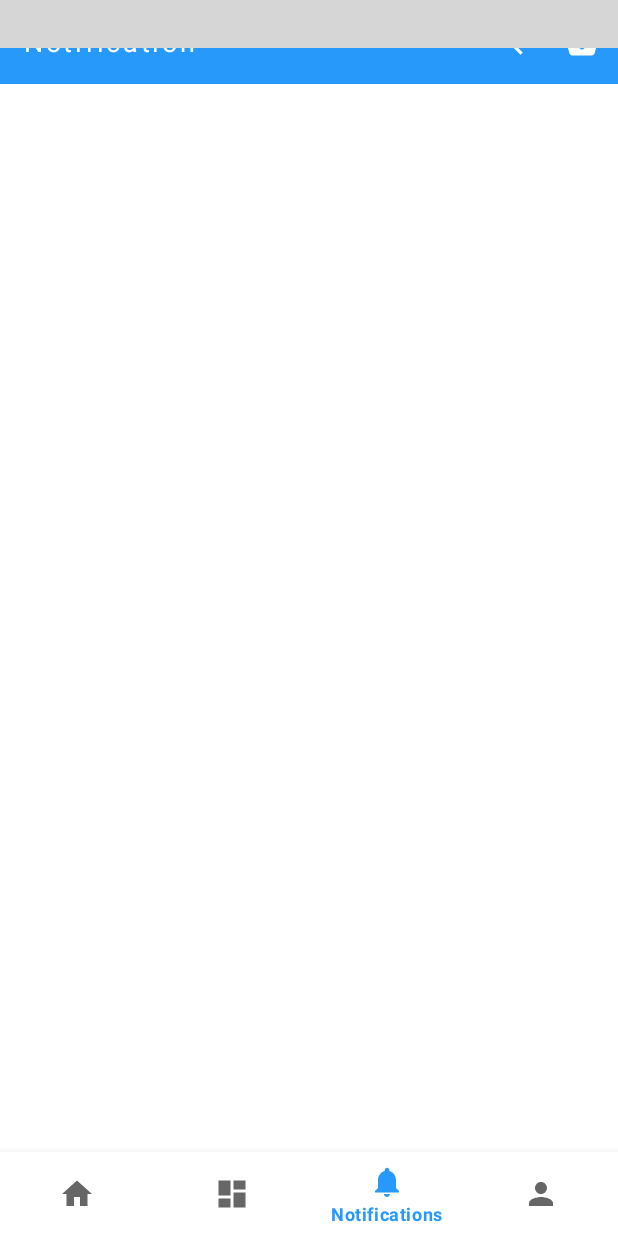
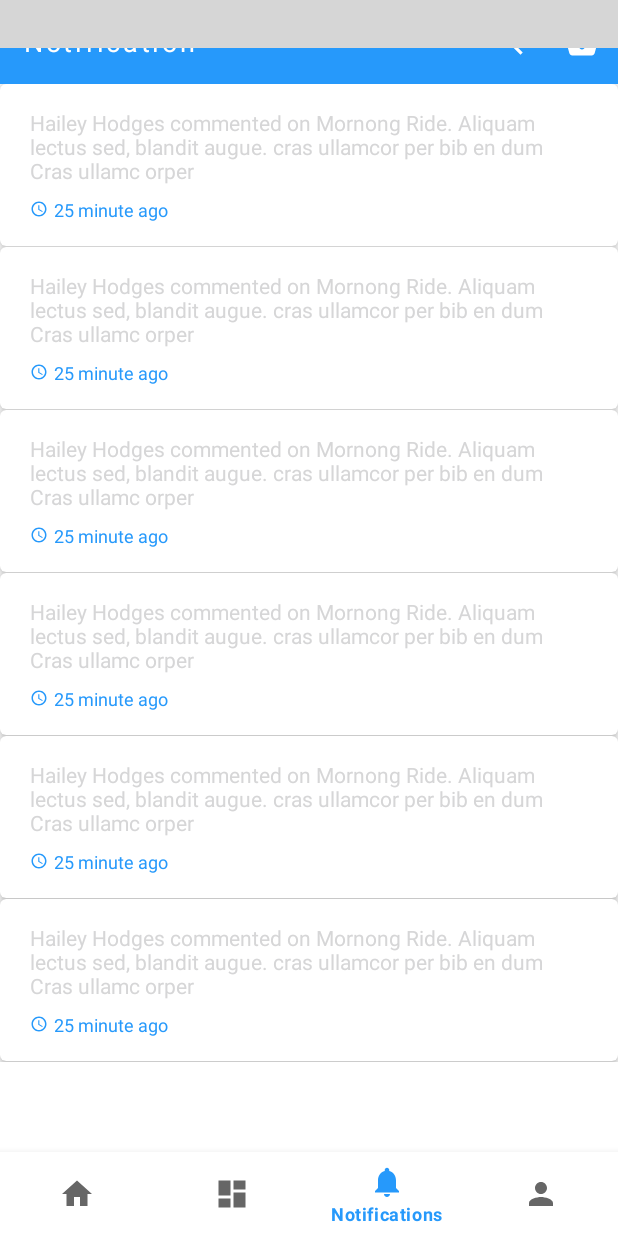
Before and after one commit to phuongtinhbien/NewLaundry2, an Android app: the screen it shows after launch (MainActivity), item 3 of the bottom bar chosen, on a phone screen of 412 x 824 dp. Run offline under Robolectric (Android 15) with nearby library versions, the phone set to English and light mode, and no system bars; libraries missing offline, so code that uses them is left out: com.miguelcatalan.materialsearchview; plain views replace MaterialSearchView; 4 statements that could not run were skipped; grey boxes are pictures that could not be loaded.

```diff
--- a/app/src/main/res/layout/fragment_notification.xml
+++ b/app/src/main/res/layout/fragment_notification.xml
@@ -1,10 +1,22 @@
 <?xml version="1.0" encoding="utf-8"?>
-<FrameLayout xmlns:android="http://schemas.android.com/apk/res/android"
+<android.support.v4.widget.NestedScrollView xmlns:android="http://schemas.android.com/apk/res/android"
     xmlns:tools="http://schemas.android.com/tools"
     android:layout_width="match_parent"
     android:layout_height="match_parent"
+
     tools:context=".Main.Fragment.NotificationFragment">
+<android.support.v7.widget.LinearLayoutCompat
+    android:layout_width="match_parent"
+    android:layout_height="match_parent"
+    android:orientation="vertical">
+    <include layout="@layout/item_notification"></include>
+    <include layout="@layout/item_notification"></include>
+    <include layout="@layout/item_notification"></include>
+    <include layout="@layout/item_notification"></include>
+    <include layout="@layout/item_notification"></include>
+    <include layout="@layout/item_notification"></include>
+
+</android.support.v7.widget.LinearLayoutCompat>
 
 
-
-</FrameLayout>
+</android.support.v4.widget.NestedScrollView>
--- a/app/src/main/res/layout/item_notification.xml
+++ b/app/src/main/res/layout/item_notification.xml
@@ -1,7 +1,43 @@
 <?xml version="1.0" encoding="utf-8"?>
-<android.support.design.card.MaterialCardView
-    xmlns:android="http://schemas.android.com/apk/res/android" android:layout_width="match_parent"
+<android.support.design.card.MaterialCardView xmlns:android="http://schemas.android.com/apk/res/android"
+    android:layout_width="match_parent"
+    xmlns:app="http://schemas.android.com/apk/res-auto"
+    android:layout_marginBottom="0.2dp"
+    app:cardElevation="@dimen/card_elevation"
+    android:clickable="true"
+    android:foreground="?selectableItemBackground"
     android:layout_height="match_parent">
+
+    <LinearLayout
+        android:layout_width="match_parent"
+        android:layout_height="wrap_content"
+        android:layout_margin="16dp"
+        android:orientation="vertical">
+    <TextView
+        android:id="@+id/item_notify_content_short"
+        android:layout_width="match_parent"
+        android:layout_height="wrap_content"
+        android:layout_marginHorizontal="@dimen/margin_item"
+        android:layout_marginBottom="@dimen/margin_item"
+        android:fontFamily="sans-serif"
+        android:text="Hailey Hodges commented on Mornong Ride. Aliquam lectus sed, blandit augue. cras ullamcor per bib en dum Cras ullamc orper"
+        android:layout_weight="1.5"
+        android:textColor="@color/black_de"
+        android:textSize="@dimen/font_size_text" />
+        <TextView
+            android:id="@+id/item_notify_time"
+            android:layout_width="match_parent"
+            android:layout_height="wrap_content"
+            android:layout_marginHorizontal="@dimen/margin_item"
+            android:layout_marginTop="@dimen/margin_item"
+            android:fontFamily="sans-serif"
+            android:text="25 minute ago"
+            android:layout_weight="1.5"
+            android:drawableLeft="@drawable/ic_time"
+            android:drawablePadding="@dimen/margin_item"
+            android:textColor="@color/colorAccent"
+            android:textSize="@dimen/font_size_text_mini" />
+    </LinearLayout>
 
 
 </android.support.design.card.MaterialCardView>
```
Also changed, not shown: app/src/main/java/com/example/vuphu/newlaundry/Product/ApdapterList/ListProductsAdapter.java (deleted, +0 -42 lines), app/src/main/java/com/example/vuphu/newlaundry/Product/ApdapterList/ListProductsViewHolder.java (deleted, +0 -23 lines), app/src/main/java/com/example/vuphu/newlaundry/Service/ListServiceAdapter.java (deleted, +0 -51 lines), app/src/main/java/com/example/vuphu/newlaundry/Service/ListServiceViewHolder.java (deleted, +0 -20 lines), app/src/main/res/layout/item_service.xml (deleted, +0 -56 lines), app/src/main/res/layout/part_item_service.xml (deleted, +0 -73 lines), app/src/main/res/layout/part_item_service_expand.xml (deleted, +0 -14 lines), app/src/main/res/layout/item_your_order.xml (line endings or trailing spaces).
